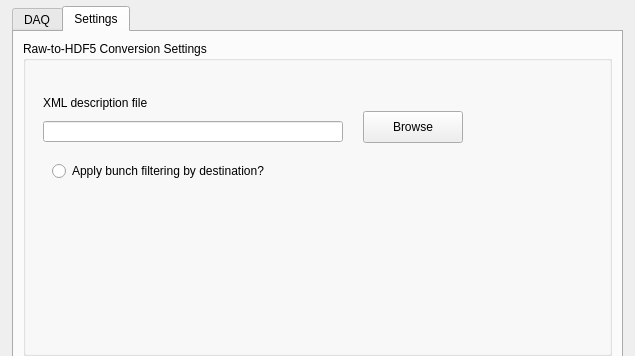
Above: gui/UIDAQ.ui from cgre23/XFEL-DAQ before the change. Below: the same form after it.
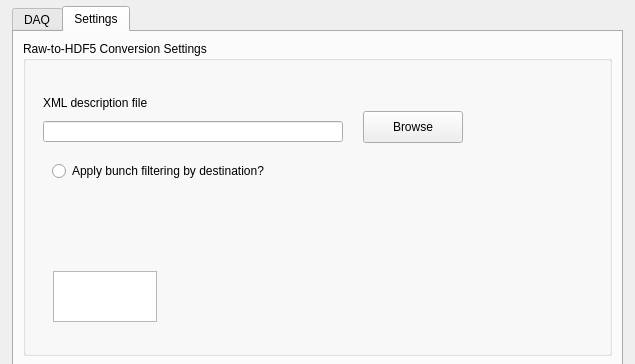
That is the form after the change. The open tabs and pages were chosen to show the change.

Patch:
```diff
--- a/gui/UIDAQ.ui
+++ b/gui/UIDAQ.ui
@@ -10,7 +10,7 @@
     <x>0</x>
     <y>0</y>
     <width>635</width>
-    <height>356</height>
+    <height>364</height>
    </rect>
   </property>
   <property name="minimumSize">
@@ -166,6 +166,19 @@
          <string>Apply bunch filtering by destination?</string>
         </property>
        </widget>
+       <widget class="QTextEdit" name="lastlog">
+        <property name="geometry">
+         <rect>
+          <x>30</x>
+          <y>230</y>
+          <width>104</width>
+          <height>51</height>
+         </rect>
+        </property>
+        <property name="readOnly">
+         <bool>true</bool>
+        </property>
+       </widget>
       </widget>
      </item>
     </layout>
```
Left out of the diff: 2 changed lines with no effect on the pictures.
